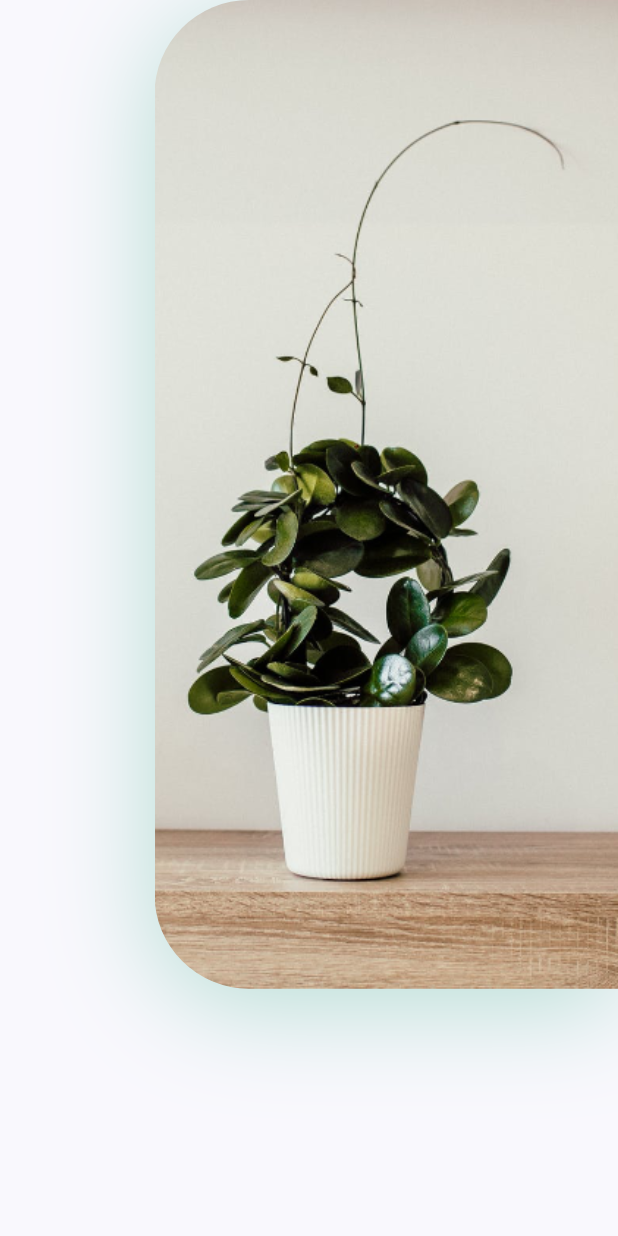
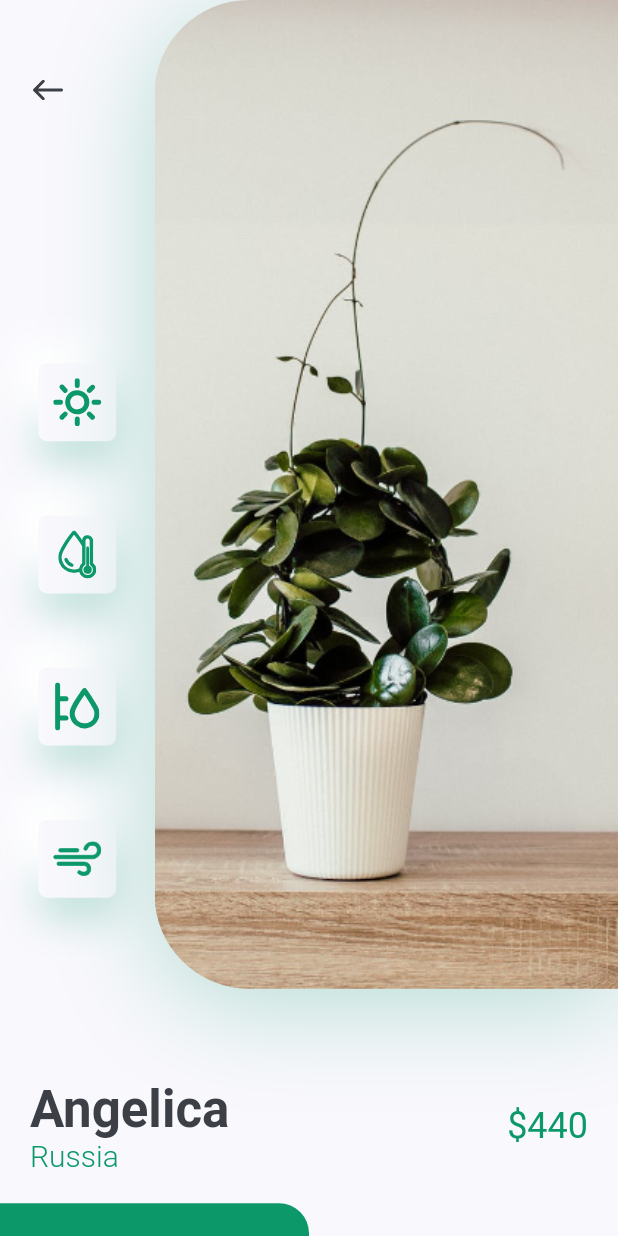
Before and after one commit to cr0w1/plant_app, a Flutter app: the DetailsScreen screen opened directly, on a phone screen of 412 x 824 dp. Run offline on Flutter 3.47's test engine with Material 2 defaults, Android fonts, the phone set to English and light mode, and no system bars; our stand-ins replace flutter_svg.

Commit message:
implemented details screen

```diff
--- a/lib/screens/details/components/body.dart
+++ b/lib/screens/details/components/body.dart
@@ -1,41 +1,54 @@
 import 'package:flutter/material.dart';
 import 'package:plant_app/constants.dart';
+import 'package:plant_app/screens/details/components/image_and_icons.dart';
+import 'package:plant_app/screens/details/components/title_and_price.dart';
 
 class Body extends StatelessWidget {
   @override
   Widget build(BuildContext context) {
     Size size = MediaQuery.of(context).size;
-    return Column(
+    return SingleChildScrollView(
+      child: Column(
         children: <Widget>[
+          ImageAndIcons(size: size),
+          TitleAndPrice(
+            title: 'Angelica',
+            country: 'Russia',
+            price: 440,
+          ),
+          SizedBox(height: kDefaultPadding),
           Row(
             children: <Widget>[
+              SizedBox(
+                width: size.width / 2,
+                height: 84,
+                child: FlatButton(
+                  shape: RoundedRectangleBorder(
+                    borderRadius: BorderRadius.only(
+                      topRight: Radius.circular(20),
+                    ),
+                  ),
+                  color: kPrimaryColor,
+                  onPressed: () {},
+                  child: Text(
+                    'Buy Now',
+                    style: TextStyle(
+                      color: Colors.white,
+                      fontSize: 16,
+                    ),
+                  ),
+                ),
+              ),
               Expanded(
-              child: Column(),
-            ),
-            Container(
-              height: size.height * 0.8,
-              width: size.width * 0.75,
-              decoration: BoxDecoration(
-                borderRadius: BorderRadius.only(
-                  topLeft: Radius.circular(63),
-                  bottomLeft: Radius.circular(63),
-                ),
-                boxShadow: [
-                  BoxShadow(
-                      offset: Offset(0, 10),
-                      blurRadius: 60,
-                      color: kPrimaryColor.withOpacity(0.29))
-                ],
-                image: DecorationImage(
-                  alignment: Alignment.centerLeft,
-                  fit: BoxFit.cover,
-                  image: AssetImage('assets/images/img.png'),
-                ),
+                child: FlatButton(
+                  onPressed: () {},
+                  child: Text('Description'),
                 ),
               ),
             ],
           ),
         ],
+      ),
     );
   }
 }
--- /dev/null
+++ b/lib/screens/details/components/icon_card.dart
@@ -0,0 +1,40 @@
+import 'package:flutter/material.dart';
+import 'package:flutter_svg/flutter_svg.dart';
+import 'package:plant_app/constants.dart';
+
+class IconCard extends StatelessWidget {
+  const IconCard({
+    Key? key,
+    required this.icon,
+  }) : super(key: key);
+
+  final String icon;
+
+  @override
+  Widget build(BuildContext context) {
+    Size size = MediaQuery.of(context).size;
+    return Container(
+      margin: EdgeInsets.symmetric(vertical: size.height * 0.03),
+      padding: EdgeInsets.all(kDefaultPadding / 2),
+      height: 52,
+      width: 52,
+      decoration: BoxDecoration(
+        color: kBackgroundColor,
+        borderRadius: BorderRadius.circular(6),
+        boxShadow: [
+          BoxShadow(
+            offset: Offset(0, 15),
+            blurRadius: 22,
+            color: kPrimaryColor.withOpacity(0.22),
+          ),
+          BoxShadow(
+            offset: Offset(-15, -15),
+            blurRadius: 20,
+            color: Colors.white,
+          ),
+        ],
+      ),
+      child: SvgPicture.asset(icon),
+    );
+  }
+}
--- /dev/null
+++ b/lib/screens/details/components/image_and_icons.dart
@@ -0,0 +1,75 @@
+import 'package:flutter/material.dart';
+import 'package:flutter_svg/svg.dart';
+import 'package:plant_app/constants.dart';
+import 'package:plant_app/screens/details/components/icon_card.dart';
+
+class ImageAndIcons extends StatelessWidget {
+  const ImageAndIcons({
+    Key? key,
+    required this.size,
+  }) : super(key: key);
+
+  final Size size;
+
+  @override
+  Widget build(BuildContext context) {
+    return Padding(
+      padding: const EdgeInsets.only(bottom: kDefaultPadding * 3),
+      child: SizedBox(
+        height: size.height * 0.8,
+        child: Row(
+          children: <Widget>[
+            Expanded(
+              child: Padding(
+                padding:
+                    const EdgeInsets.symmetric(vertical: kDefaultPadding * 1.8),
+                child: Column(
+                  children: <Widget>[
+                    Align(
+                      alignment: Alignment.topLeft,
+                      child: IconButton(
+                        padding:
+                            EdgeInsets.symmetric(horizontal: kDefaultPadding),
+                        icon: SvgPicture.asset("assets/icons/back_arrow.svg"),
+                        onPressed: () {
+                          Navigator.pop(context);
+                        },
+                      ),
+                    ),
+                    Spacer(),
+                    IconCard(icon: 'assets/icons/sun.svg'),
+                    IconCard(icon: 'assets/icons/icon_2.svg'),
+                    IconCard(icon: 'assets/icons/icon_3.svg'),
+                    IconCard(icon: 'assets/icons/icon_4.svg'),
+                  ],
+                ),
+              ),
+            ),
+            Container(
+              height: size.height * 0.8,
+              width: size.width * 0.75,
+              decoration: BoxDecoration(
+                borderRadius: BorderRadius.only(
+                  topLeft: Radius.circular(63),
+                  bottomLeft: Radius.circular(63),
+                ),
+                boxShadow: [
+                  BoxShadow(
+                    offset: Offset(0, 10),
+                    blurRadius: 60,
+                    color: kPrimaryColor.withOpacity(0.29),
+                  ),
+                ],
+                image: DecorationImage(
+                  alignment: Alignment.centerLeft,
+                  fit: BoxFit.cover,
+                  image: AssetImage('assets/images/img.png'),
+                ),
+              ),
+            ),
+          ],
+        ),
+      ),
+    );
+  }
+}
--- /dev/null
+++ b/lib/screens/details/components/title_and_price.dart
@@ -0,0 +1,50 @@
+import 'package:flutter/material.dart';
+import 'package:plant_app/constants.dart';
+
+class TitleAndPrice extends StatelessWidget {
+  const TitleAndPrice({
+    Key? key,
+    required this.title,
+    required this.country,
+    required this.price,
+  }) : super(key: key);
+
+  final String title, country;
+  final int price;
+
+  @override
+  Widget build(BuildContext context) {
+    return Padding(
+      padding: const EdgeInsets.symmetric(horizontal: kDefaultPadding),
+      child: Row(
+        children: <Widget>[
+          RichText(
+            text: TextSpan(
+              children: [
+                TextSpan(
+                  text: '${title}\n',
+                  style: Theme.of(context).textTheme.headline4?.copyWith(
+                      color: kTextColor, fontWeight: FontWeight.bold),
+                ),
+                TextSpan(
+                  text: '${country}',
+                  style: TextStyle(
+                    fontSize: 20,
+                    color: kPrimaryColor,
+                    fontWeight: FontWeight.w300,
+                  ),
+                ),
+              ],
+            ),
+          ),
+          Spacer(),
+          Text('\$${price}',
+              style: Theme.of(context)
+                  .textTheme
+                  .headline5
+                  ?.copyWith(color: kPrimaryColor))
+        ],
+      ),
+    );
+  }
+}
```
Lines whose indentation alone changed are shown as unchanged.
